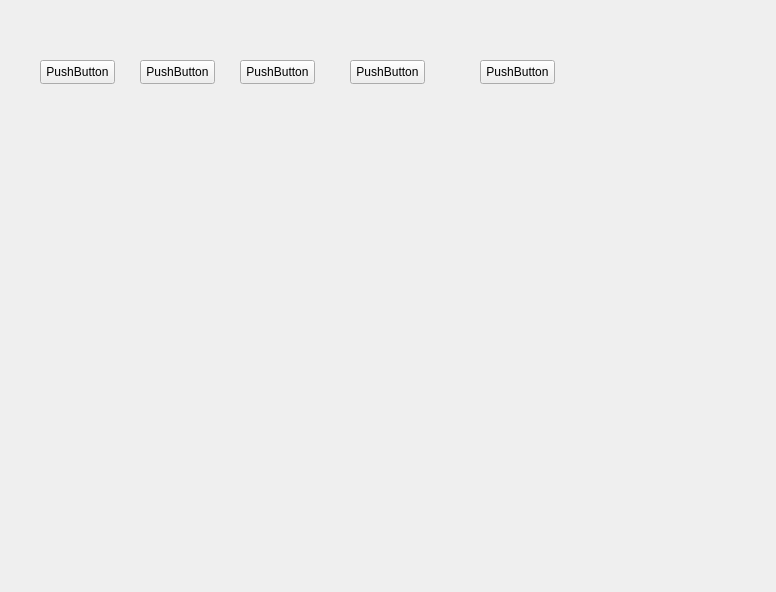
The window that GUI/view/ui/set_rules.ui (tingyuPP/NIS3302_) describes before a commit, drawn with Qt 5.
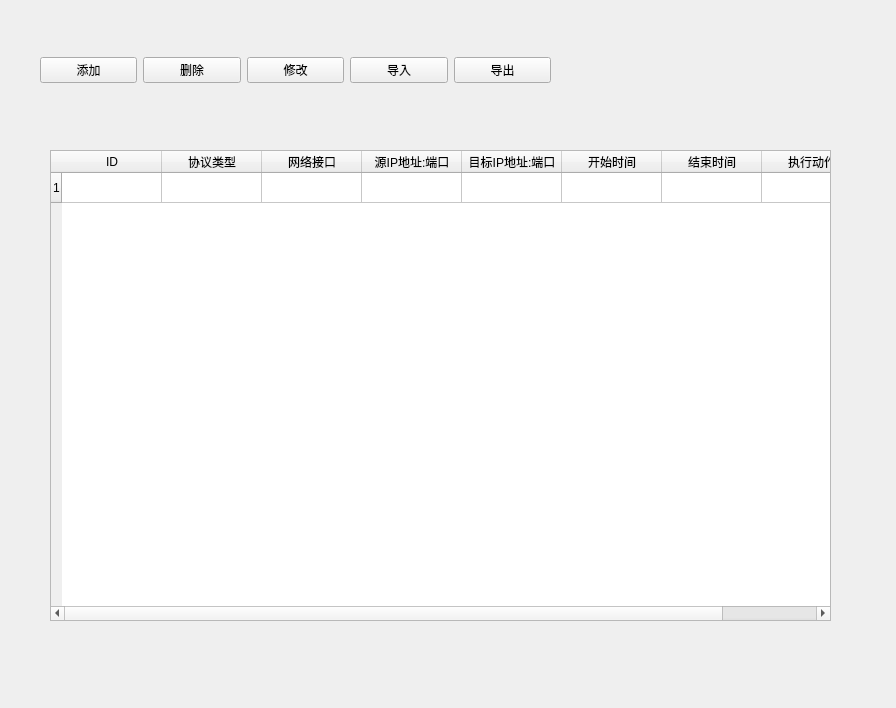
The same window after the commit. Custom widgets are drawn as their Qt base class.

The edit to the form file:
```diff
--- a/GUI/view/ui/set_rules.ui
+++ b/GUI/view/ui/set_rules.ui
@@ -6,89 +6,157 @@
    <rect>
     <x>0</x>
     <y>0</y>
-    <width>776</width>
-    <height>592</height>
+    <width>896</width>
+    <height>708</height>
    </rect>
   </property>
   <property name="windowTitle">
    <string>Form</string>
   </property>
-  <widget class="PushButton" name="pushButton">
+  <widget class="CardWidget" name="frame">
    <property name="geometry">
     <rect>
-     <x>40</x>
-     <y>60</y>
-     <width>75</width>
-     <height>24</height>
+     <x>30</x>
+     <y>30</y>
+     <width>531</width>
+     <height>81</height>
     </rect>
    </property>
-   <property name="text">
-    <string>PushButton</string>
+   <property name="sizePolicy">
+    <sizepolicy hsizetype="Expanding" vsizetype="Fixed">
+     <horstretch>0</horstretch>
+     <verstretch>0</verstretch>
+    </sizepolicy>
    </property>
-  </widget>
-  <widget class="PushButton" name="pushButton_2">
-   <property name="geometry">
-    <rect>
-     <x>140</x>
-     <y>60</y>
-     <width>75</width>
-     <height>24</height>
-    </rect>
+   <property name="frameShape">
+    <enum>QFrame::Shape::NoFrame</enum>
    </property>
-   <property name="text">
-    <string>PushButton</string>
+   <property name="frameShadow">
+    <enum>QFrame::Shadow::Plain</enum>
    </property>
+   <widget class="QWidget" name="layoutWidget">
+    <property name="geometry">
+     <rect>
+      <x>10</x>
+      <y>10</y>
+      <width>511</width>
+      <height>61</height>
+     </rect>
+    </property>
+    <layout class="QHBoxLayout" name="horizontalLayout">
+     <item>
+      <widget class="PushButton" name="pushButton">
+       <property name="text">
+        <string>添加</string>
+       </property>
+      </widget>
+     </item>
+     <item>
+      <widget class="PushButton" name="pushButton_2">
+       <property name="text">
+        <string>删除</string>
+       </property>
+      </widget>
+     </item>
+     <item>
+      <widget class="PushButton" name="pushButton_3">
+       <property name="text">
+        <string>修改</string>
+       </property>
+      </widget>
+     </item>
+     <item>
+      <widget class="PrimaryPushButton" name="pushButton_4">
+       <property name="text">
+        <string>导入</string>
+       </property>
+      </widget>
+     </item>
+     <item>
+      <widget class="PrimaryPushButton" name="pushButton_5">
+       <property name="text">
+        <string>导出</string>
+       </property>
+      </widget>
+     </item>
+    </layout>
+   </widget>
   </widget>
-  <widget class="PushButton" name="pushButton_3">
+  <widget class="CardWidget" name="frame_2">
    <property name="geometry">
     <rect>
-     <x>240</x>
-     <y>60</y>
-     <width>75</width>
-     <height>24</height>
+     <x>30</x>
+     <y>130</y>
+     <width>821</width>
+     <height>511</height>
     </rect>
    </property>
-   <property name="text">
-    <string>PushButton</string>
+   <property name="sizePolicy">
+    <sizepolicy hsizetype="Expanding" vsizetype="Fixed">
+     <horstretch>0</horstretch>
+     <verstretch>0</verstretch>
+    </sizepolicy>
    </property>
-  </widget>
-  <widget class="PrimaryPushButton" name="pushButton_4">
-   <property name="geometry">
-    <rect>
-     <x>350</x>
-     <y>60</y>
-     <width>75</width>
-     <height>24</height>
-    </rect>
+   <property name="frameShape">
+    <enum>QFrame::Shape::NoFrame</enum>
    </property>
-   <property name="text">
-    <string>PushButton</string>
+   <property name="frameShadow">
+    <enum>QFrame::Shadow::Plain</enum>
    </property>
+   <widget class="TableWidget" name="tableWidget">
+    <property name="geometry">
+     <rect>
+      <x>20</x>
+      <y>20</y>
+      <width>781</width>
+      <height>471</height>
+     </rect>
+    </property>
+    <row/>
+    <column>
+     <property name="text">
+      <string>ID</string>
+     </property>
+    </column>
+    <column>
+     <property name="text">
+      <string>协议类型</string>
+     </property>
+    </column>
+    <column>
+     <property name="text">
+      <string>网络接口</string>
+     </property>
+    </column>
+    <column>
+     <property name="text">
+      <string>源IP地址:端口</string>
+     </property>
+    </column>
+    <column>
+     <property name="text">
+      <string>目标IP地址:端口</string>
+     </property>
+    </column>
+    <column>
+     <property name="text">
+      <string>开始时间</string>
+     </property>
+    </column>
+    <column>
+     <property name="text">
+      <string>结束时间</string>
+     </property>
+    </column>
+    <column>
+     <property name="text">
+      <string>执行动作</string>
+     </property>
+    </column>
+   </widget>
   </widget>
-  <widget class="PrimaryPushButton" name="pushButton_5">
-   <property name="geometry">
-    <rect>
-     <x>480</x>
-     <y>60</y>
-     <width>75</width>
-     <height>24</height>
-    </rect>
-   </property>
-   <property name="text">
-    <string>PushButton</string>
-   </property>
-  </widget>
-  <widget class="QWidget" name="horizontalLayoutWidget">
-   <property name="geometry">
-    <rect>
-     <x>29</x>
-     <y>39</y>
-     <width>551</width>
-     <height>71</height>
-    </rect>
-   </property>
-   <layout class="QHBoxLayout" name="horizontalLayout"/>
-  </widget>
+  <zorder>frame_2</zorder>
+  <zorder>frame</zorder>
  </widget>
  <customwidgets>
   <customwidget>
@@ -99,7 +167,18 @@
   <customwidget>
    <class>PrimaryPushButton</class>
    <extends>QPushButton</extends>
-   <header>qfluentweights</header>
+   <header>qfluentwidgets</header>
+  </customwidget>
+  <customwidget>
+   <class>TableWidget</class>
+   <extends>QTableWidget</extends>
+   <header>qfluentwidgets</header>
+  </customwidget>
+  <customwidget>
+   <class>CardWidget</class>
+   <extends>QFrame</extends>
+   <header>qfluentwidgets</header>
+   <container>1</container>
   </customwidget>
  </customwidgets>
  <resources/>
```
Left out of the diff: 2 changed lines with no effect on the pictures.
